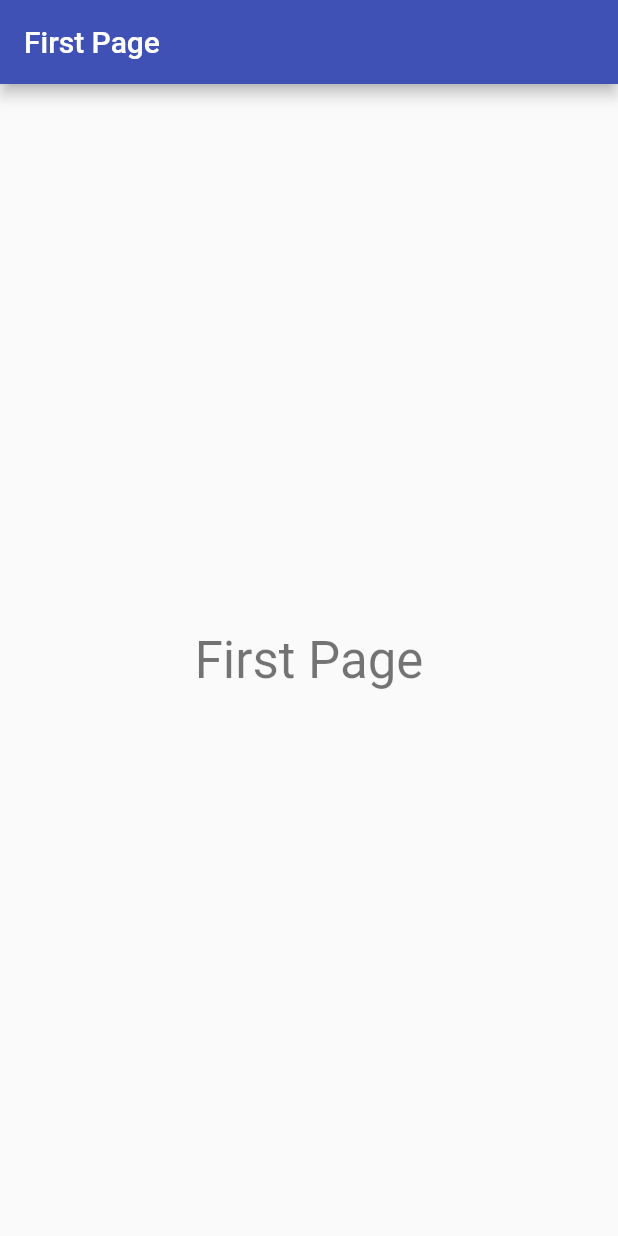
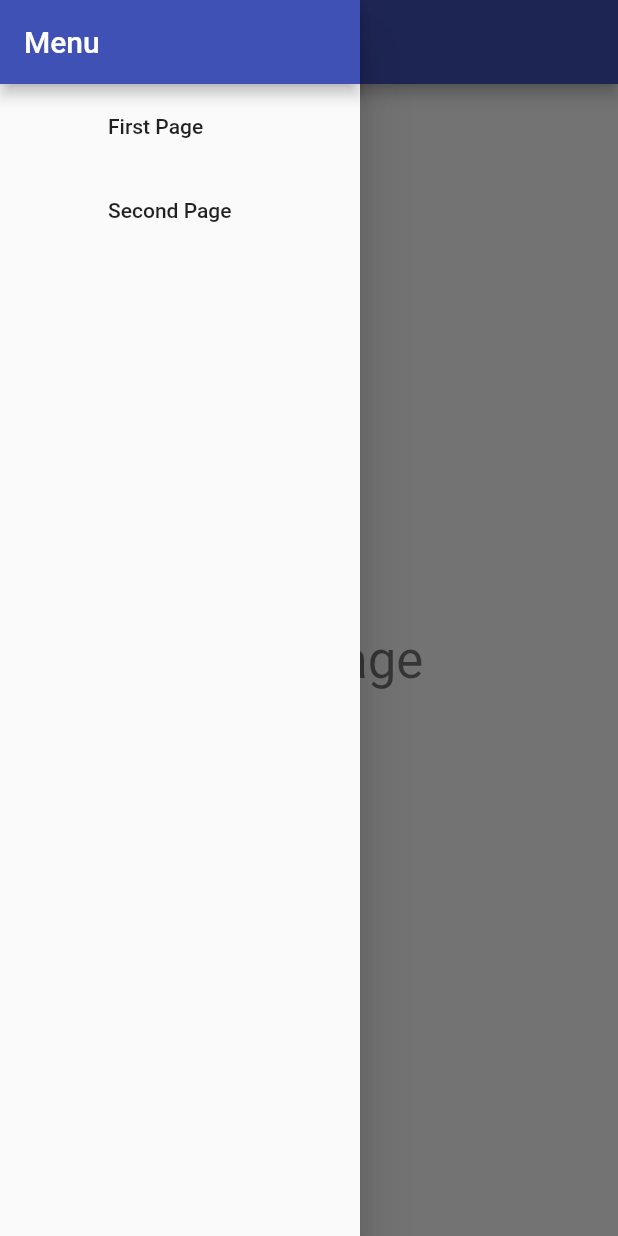
Before and after one commit to tapashmajumder/flutter_stashword, a Flutter app: the screen it shows after launch, with the side drawer open (before the commit the screen has no drawer), on a phone screen of 412 x 824 dp. Run offline on Flutter 3.47's test engine with Material 2 defaults, Android fonts, the phone set to English and light mode, and no system bars; our stand-ins replace dartz, equatable, flutter_secure_storage, hive, hive_flutter, shared_preferences; missing offline and left inert: encrypt, pointycastle; accounts and stored records are empty.

Commit message:
make SplitView the main entry point

```diff
--- a/lib/main.dart
+++ b/lib/main.dart
@@ -1,4 +1,5 @@
 import 'package:Stashword/ui/split_view/example/first_page.dart';
+import 'package:Stashword/ui/split_view/split_view.dart';
 import 'package:flutter/material.dart';
 
 void main() {
@@ -15,8 +16,7 @@ class MyApp extends StatelessWidget {
       theme: ThemeData(
         primarySwatch: Colors.indigo,
       ),
-      // just return `FirstPage` for now. We'll change this later
-      home: const FirstPage(),
+      home: SplitView(),
     );
   }
 }
--- /dev/null
+++ b/lib/ui/split_view/split_view.dart
@@ -0,0 +1,43 @@
+import 'package:Stashword/ui/split_view/app_menu.dart';
+import 'package:Stashword/ui/split_view/example/first_page.dart';
+import 'package:flutter/material.dart';
+
+class SplitView extends StatelessWidget {
+  @override
+  Widget build(BuildContext context) {
+    final screenWidth = MediaQuery.of(context).size.width;
+    const breakpoint = 600.0;
+    if (screenWidth >= breakpoint) {
+      // widescreen: menu on the left, content on the right
+      return Row(
+        children: [
+          // use SizedBox to constrain the AppMenu to a fixed width
+          SizedBox(
+            width: 240,
+            // TODO: make this configurable
+            child: AppMenu(),
+          ),
+          // vertical black line as separator
+          Container(width: 0.5, color: Colors.black),
+          // use Expanded to take up the remaining horizontal space
+          Expanded(
+            // TODO: make this configurable
+            child: FirstPage(),
+          ),
+        ],
+      );
+    } else {
+      // narrow screen: show content, menu inside drawer
+      return Scaffold(
+        body: FirstPage(),
+        // use SizedBox to contrain the AppMenu to a fixed width
+        drawer: SizedBox(
+          width: 240,
+          child: Drawer(
+            child: AppMenu(),
+          ),
+        ),
+      );
+    }
+  }
+}
```
